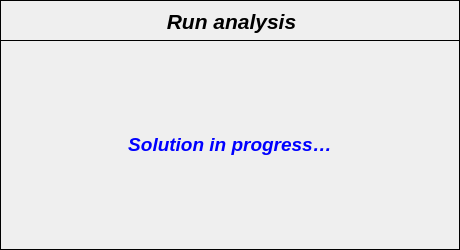
First picture: the form in data/user_input/ui/Analysis/runAnalysisInput.ui, repository open-pulse/OpenPulse, before the edit.
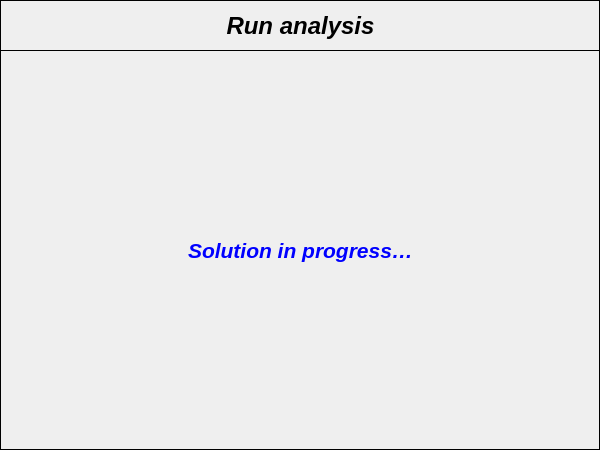
Second picture: the form after the edit. Icons and pictures are not drawn.

What changed in the file:
```diff
--- a/data/user_input/ui/Analysis/runAnalysisInput.ui
+++ b/data/user_input/ui/Analysis/runAnalysisInput.ui
@@ -9,8 +9,8 @@
    <rect>
     <x>0</x>
     <y>0</y>
-    <width>460</width>
-    <height>250</height>
+    <width>600</width>
+    <height>450</height>
    </rect>
   </property>
   <property name="sizePolicy">
@@ -21,14 +21,14 @@
   </property>
   <property name="minimumSize">
    <size>
-    <width>460</width>
-    <height>250</height>
+    <width>600</width>
+    <height>450</height>
    </size>
   </property>
   <property name="maximumSize">
    <size>
-    <width>460</width>
-    <height>250</height>
+    <width>600</width>
+    <height>450</height>
    </size>
   </property>
   <property name="contextMenuPolicy">
@@ -50,38 +50,24 @@
   <property name="modal">
    <bool>false</bool>
   </property>
-  <widget class="QWidget" name="widget" native="true">
-   <property name="geometry">
-    <rect>
-     <x>0</x>
-     <y>0</y>
-     <width>465</width>
-     <height>253</height>
-    </rect>
-   </property>
-   <property name="font">
-    <font>
-     <kerning>true</kerning>
-    </font>
-   </property>
    <widget class="QFrame" name="frame">
     <property name="geometry">
      <rect>
       <x>0</x>
       <y>0</y>
-      <width>460</width>
-      <height>41</height>
+     <width>600</width>
+     <height>51</height>
      </rect>
     </property>
     <property name="minimumSize">
      <size>
-      <width>460</width>
+     <width>600</width>
       <height>0</height>
      </size>
     </property>
     <property name="maximumSize">
      <size>
-      <width>460</width>
+     <width>600</width>
       <height>16777215</height>
      </size>
     </property>
@@ -94,19 +80,19 @@
     <property name="lineWidth">
      <number>1</number>
     </property>
-    <widget class="QLabel" name="label">
+   <widget class="QLabel" name="label_title">
      <property name="geometry">
       <rect>
-       <x>86</x>
-       <y>8</y>
-       <width>291</width>
-       <height>27</height>
+      <x>6</x>
+      <y>6</y>
+      <width>589</width>
+      <height>39</height>
       </rect>
      </property>
      <property name="font">
       <font>
        <family>Arial</family>
-       <pointsize>16</pointsize>
+      <pointsize>18</pointsize>
        <weight>75</weight>
        <italic>true</italic>
        <bold>true</bold>
@@ -127,21 +113,21 @@
     <property name="geometry">
      <rect>
       <x>0</x>
-      <y>40</y>
-      <width>460</width>
-      <height>210</height>
+     <y>50</y>
+     <width>600</width>
+     <height>400</height>
      </rect>
     </property>
     <property name="minimumSize">
      <size>
-      <width>460</width>
-      <height>140</height>
+     <width>600</width>
+     <height>400</height>
      </size>
     </property>
     <property name="maximumSize">
      <size>
-      <width>140</width>
-      <height>16777215</height>
+     <width>600</width>
+     <height>400</height>
      </size>
     </property>
     <property name="frameShape">
@@ -150,22 +136,22 @@
     <property name="frameShadow">
      <enum>QFrame::Plain</enum>
     </property>
-    <widget class="QLabel" name="label_title">
+   <widget class="QLabel" name="label_message">
      <property name="geometry">
       <rect>
        <x>6</x>
-       <y>4</y>
-       <width>448</width>
-       <height>202</height>
+      <y>6</y>
+      <width>589</width>
+      <height>389</height>
       </rect>
      </property>
      <property name="font">
       <font>
        <family>Arial</family>
-       <pointsize>14</pointsize>
-       <weight>50</weight>
+      <pointsize>16</pointsize>
+      <weight>75</weight>
        <italic>true</italic>
-       <bold>false</bold>
+      <bold>true</bold>
       </font>
      </property>
      <property name="text">
@@ -174,7 +160,6 @@
      <property name="alignment">
       <set>Qt::AlignCenter</set>
      </property>
-    </widget>
    </widget>
   </widget>
  </widget>
```
Lines whose indentation alone changed are shown as unchanged.
